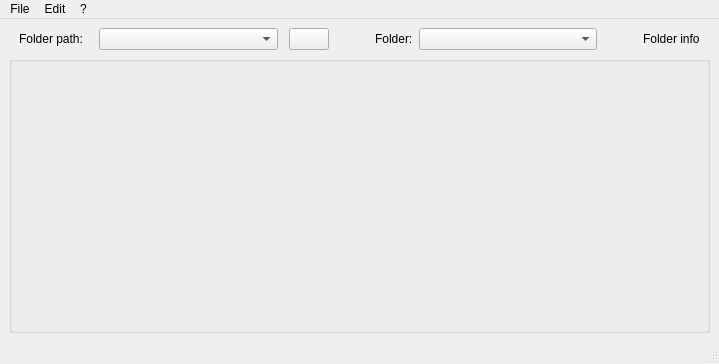
Before: the Qt Designer form mdaviz/resources/mainwindow.ui in BCDA-APS/mdaviz, drawn with Qt 5.
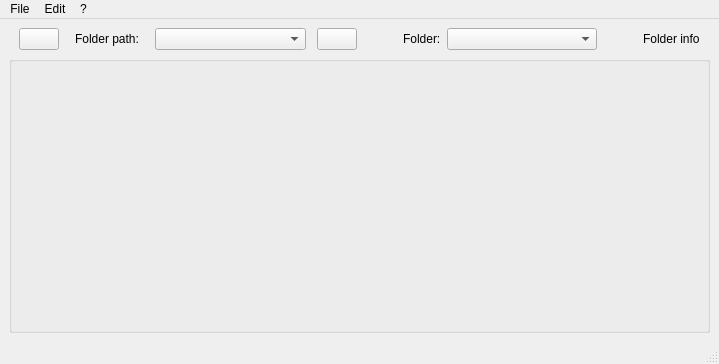
After: the same form once the commit is applied. Icons and pictures are not drawn.

Commit message: DEV #15 add open button

```diff
--- a/mdaviz/resources/mainwindow.ui
+++ b/mdaviz/resources/mainwindow.ui
@@ -16,7 +16,7 @@
   <widget class="QWidget" name="centralwidget">
    <layout class="QVBoxLayout" name="verticalLayout" stretch="0,1">
     <item>
-     <layout class="QHBoxLayout" name="horizontalLayout" stretch="0,0,1,0,0,0,0,1,0,0,0">
+     <layout class="QHBoxLayout" name="horizontalLayout" stretch="0,0,0,0,1,0,0,0,0,1,0,0,0">
       <item>
        <spacer name="horizontalSpacer_2">
         <property name="orientation">
@@ -30,6 +30,36 @@
         </property>
        </spacer>
       </item>
+      <item>
+       <widget class="QPushButton" name="open">
+        <property name="toolTip">
+         <string>Show the previous page of runs.</string>
+        </property>
+        <property name="icon">
+         <iconset>
+          <normaloff>back.png</normaloff>back.png</iconset>
+        </property>
+        <property name="iconSize">
+         <size>
+          <width>14</width>
+          <height>14</height>
+         </size>
+        </property>
+       </widget>
+      </item>
+      <item>
+       <spacer name="horizontalSpacer_6">
+        <property name="orientation">
+         <enum>Qt::Horizontal</enum>
+        </property>
+        <property name="sizeHint" stdset="0">
+         <size>
+          <width>10</width>
+          <height>20</height>
+         </size>
+        </property>
+       </spacer>
+      </item>
       <item>
        <widget class="QLabel" name="folder_label">
         <property name="toolTip">
```
